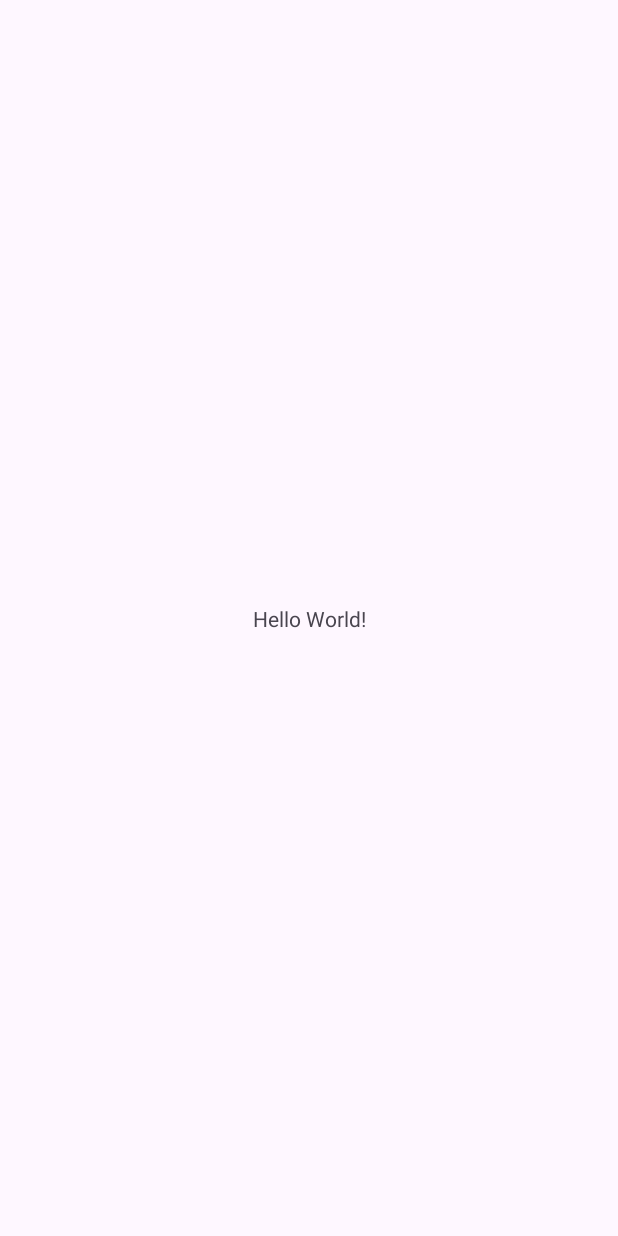
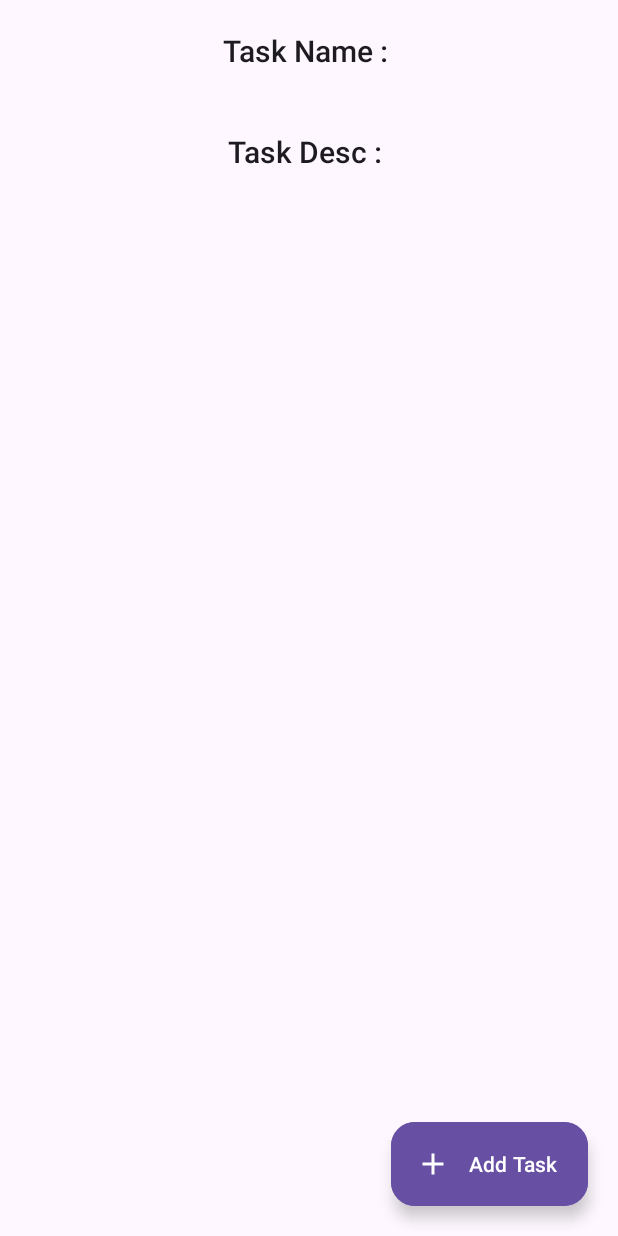
Before and after one commit to IT22305282/MAD_EXAM_4, an Android app: the screen it shows after launch (MainActivity), on a phone screen of 412 x 824 dp. Before the commit the screen is almost empty. Run offline under Robolectric (Android 15) with nearby library versions, the phone set to English and light mode, and no system bars.

Commit message:
Simple Layout Test

```diff
--- a/app/build.gradle.kts
+++ b/app/build.gradle.kts
@@ -15,6 +15,10 @@ android {
         versionName = "1.0"
 
         testInstrumentationRunner = "androidx.test.runner.AndroidJUnitRunner"
+    }
+
+    buildFeatures{
+        viewBinding = true
     }
 
     buildTypes {
--- /dev/null
+++ b/app/src/main/res/drawable/baseline_add_24.xml
@@ -0,0 +1,5 @@
+<vector android:height="24dp" android:tint="#000000"
+    android:viewportHeight="24" android:viewportWidth="24"
+    android:width="24dp" xmlns:android="http://schemas.android.com/apk/res/android">
+    <path android:fillColor="@android:color/white" android:pathData="M19,13h-6v6h-2v-6H5v-2h6V5h2v6h6v2z"/>
+</vector>
--- a/app/src/main/res/layout/activity_main.xml
+++ b/app/src/main/res/layout/activity_main.xml
@@ -1,18 +1,50 @@
 <?xml version="1.0" encoding="utf-8"?>
-<androidx.constraintlayout.widget.ConstraintLayout xmlns:android="http://schemas.android.com/apk/res/android"
+<RelativeLayout
+    xmlns:android="http://schemas.android.com/apk/res/android"
     xmlns:app="http://schemas.android.com/apk/res-auto"
     xmlns:tools="http://schemas.android.com/tools"
     android:layout_width="match_parent"
     android:layout_height="match_parent"
     tools:context=".MainActivity">
 
-    <TextView
+    <LinearLayout
+        android:layout_width="match_parent"
+        android:layout_height="match_parent"
+        android:orientation="vertical">
+
+        <TextView
+            android:id="@+id/taskName"
+            android:layout_width="wrap_content"
+            android:layout_height="wrap_content"
+            android:text="Task Name : "
+            style="@style/TextAppearance.AppCompat.Title"
+            android:layout_margin="20dp"
+            android:layout_gravity="center"/>
+
+        <TextView
+            android:id="@+id/taskDesc"
+            android:layout_width="wrap_content"
+            android:layout_height="wrap_content"
+            android:text="Task Desc : "
+            style="@style/TextAppearance.AppCompat.Title"
+            android:layout_margin="20dp"
+            android:layout_gravity="center"/>
+
+    </LinearLayout>
+
+    <com.google.android.material.floatingactionbutton.ExtendedFloatingActionButton
+        android:id="@+id/newTask"
         android:layout_width="wrap_content"
         android:layout_height="wrap_content"
-        android:text="Hello World!"
-        app:layout_constraintBottom_toBottomOf="parent"
-        app:layout_constraintEnd_toEndOf="parent"
-        app:layout_constraintStart_toStartOf="parent"
-        app:layout_constraintTop_toTopOf="parent" />
+        android:text="Add Task"
+        android:backgroundTint="?attr/colorPrimary"
+        android:textColor="?colorOnPrimary"
+        android:layout_alignParentBottom="true"
+        android:layout_alignParentEnd="true"
+        android:padding="5dp"
+        android:layout_margin="20dp"
+        app:icon="@drawable/baseline_add_24"
+        app:iconTint="?colorOnPrimary"/>
 
-</androidx.constraintlayout.widget.ConstraintLayout>
+
+</RelativeLayout>
```
